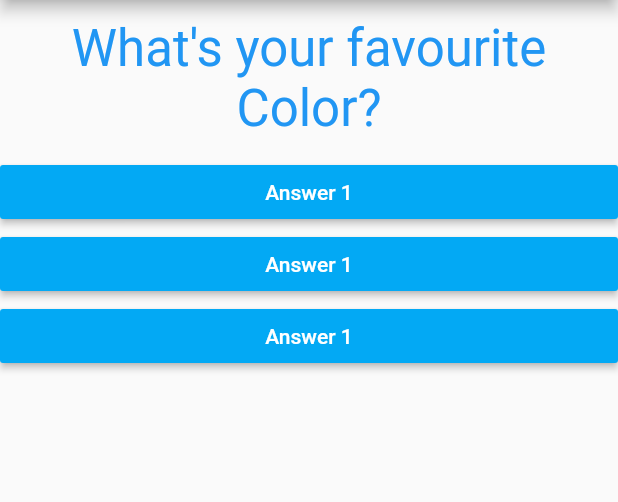
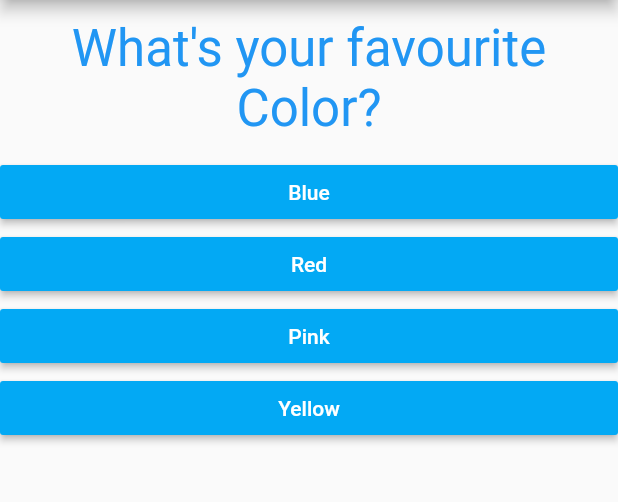
Before and after one commit to sacksaini/flutter_complete_guide, a Flutter app: the screen it shows after launch, on a phone screen of 412 x 824 dp, the part 84-586 px from its top. Run offline on Flutter 3.47's test engine with Material 2 defaults, Android fonts, the phone set to English and light mode, and no system bars.

Commit message:
Added Quiz Files

```diff
--- a/lib/answer.dart
+++ b/lib/answer.dart
@@ -2,7 +2,8 @@ import 'package:flutter/material.dart';
 
 class Answer extends StatelessWidget {
   final Function answerHandler;
-  Answer(this.answerHandler);
+  final String answerText;
+  Answer(this.answerHandler, this.answerText);
 
   @override
   Widget build(BuildContext context) {
@@ -11,7 +12,7 @@ class Answer extends StatelessWidget {
       child: RaisedButton(
           color: Colors.lightBlue,
           textColor: Colors.white,
-          child: Text('Answer 1'),
+          child: Text(answerText),
           onPressed: answerHandler),
     );
   }
--- a/lib/main.dart
+++ b/lib/main.dart
@@ -1,6 +1,7 @@
 import "package:flutter/material.dart";
-import 'package:flutter_complete_guide/answer.dart';
-import "./questions.dart";
+import 'package:flutter_complete_guide/result.dart';
+import "./quiz.dart";
+import './result.dart';
 
 void main() => runApp(MyApp());
 
@@ -25,7 +26,7 @@ class _MyAppState extends State<MyApp> {
 
   @override
   Widget build(BuildContext context) {
-    var questions = [
+    var _questions = [
       {
         'question': 'What\'s your favourite Color?',
         'answer': ['Blue', 'Red', 'Pink', 'Yellow']
@@ -45,13 +46,12 @@ class _MyAppState extends State<MyApp> {
               title: Text('My First App'),
               backgroundColor: Colors.lightBlue,
             ),
-            body: Column(
-              children: [
-                Questions(questions[_questionIndex]['question']),
-                Answer(_answerQuestion),
-                Answer(_answerQuestion),
-                Answer(_answerQuestion),
-              ],
-            )));
+            body: _questionIndex < _questions.length
+                ? Quiz(
+                    answerQuestion: _answerQuestion,
+                    questions: _questions,
+                    questionIndex: _questionIndex,
+                  )
+                : Result()));
   }
 }
--- /dev/null
+++ b/lib/quiz.dart
@@ -0,0 +1,24 @@
+import 'package:flutter/material.dart';
+import './questions.dart';
+import 'answer.dart';
+
+class Quiz extends StatelessWidget {
+  final List<Map<String, Object>> questions;
+  final Function answerQuestion;
+  final int questionIndex;
+  Quiz(
+      {@required this.questions,
+      @required this.answerQuestion,
+      @required this.questionIndex});
+  @override
+  Widget build(BuildContext context) {
+    return Column(
+      children: [
+        Questions(questions[questionIndex]['question']),
+        ...(questions[questionIndex]['answer'] as List<String>).map((answer) {
+          return Answer(answerQuestion, answer);
+        }).toList()
+      ],
+    );
+  }
+}
--- /dev/null
+++ b/lib/result.dart
@@ -0,0 +1,10 @@
+import 'package:flutter/material.dart';
+
+class Result extends StatelessWidget {
+  @override
+  Widget build(BuildContext context) {
+    return Center(
+      child: Text("No More Question, Thanks for Your time!"),
+    );
+  }
+}
```
